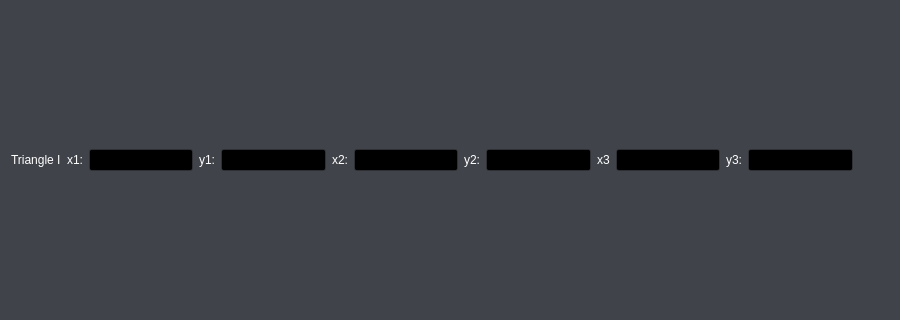
Old version of the form themewidget.ui in the repository PaukIsUha/Tech_Prog; both pictures show x 0 to 900 and y 140 to 460 of the 900 by 600 pixel window.
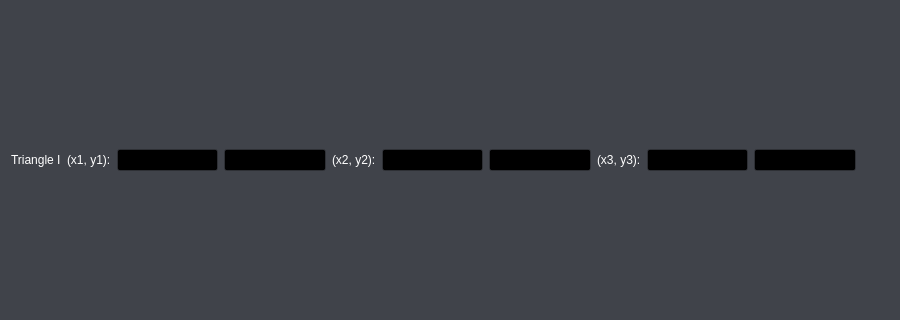
New version of the form.

Patch:
```diff
--- a/themewidget.ui
+++ b/themewidget.ui
@@ -477,7 +477,7 @@
      <item>
       <widget class="QLabel" name="labelT1x1">
        <property name="text">
-        <string>x1:</string>
+        <string>(x1, y1):</string>
        </property>
       </widget>
      </item>
@@ -488,53 +488,32 @@
        </property>
       </widget>
      </item>
-     <item>
-      <widget class="QLabel" name="labelT1y1">
-       <property name="text">
-        <string>y1:</string>
-       </property>
-      </widget>
-     </item>
      <item>
       <widget class="QLineEdit" name="lineEditT1y1"/>
      </item>
      <item>
       <widget class="QLabel" name="labelT1x2">
        <property name="text">
-        <string>x2:</string>
+        <string>(x2, y2):</string>
        </property>
       </widget>
      </item>
      <item>
       <widget class="QLineEdit" name="lineEditT1x2"/>
      </item>
-     <item>
-      <widget class="QLabel" name="labelT1y2">
-       <property name="text">
-        <string>y2:</string>
-       </property>
-      </widget>
-     </item>
      <item>
       <widget class="QLineEdit" name="lineEditT1y2"/>
      </item>
      <item>
       <widget class="QLabel" name="labelT1x3">
        <property name="text">
-        <string>x3</string>
+        <string>(x3, y3):</string>
        </property>
       </widget>
      </item>
      <item>
       <widget class="QLineEdit" name="lineEditT1x3"/>
      </item>
-     <item>
-      <widget class="QLabel" name="labelT1y3">
-       <property name="text">
-        <string>y3:</string>
-       </property>
-      </widget>
-     </item>
      <item>
       <widget class="QLineEdit" name="lineEditT1y3"/>
      </item>
@@ -543,6 +522,9 @@
        <property name="orientation">
         <enum>Qt::Horizontal</enum>
        </property>
+       <property name="sizeType">
+        <enum>QSizePolicy::Expanding</enum>
+       </property>
        <property name="sizeHint" stdset="0">
         <size>
          <width>40</width>
```
Left out of the diff: 6 changed lines with no effect on the pictures.
